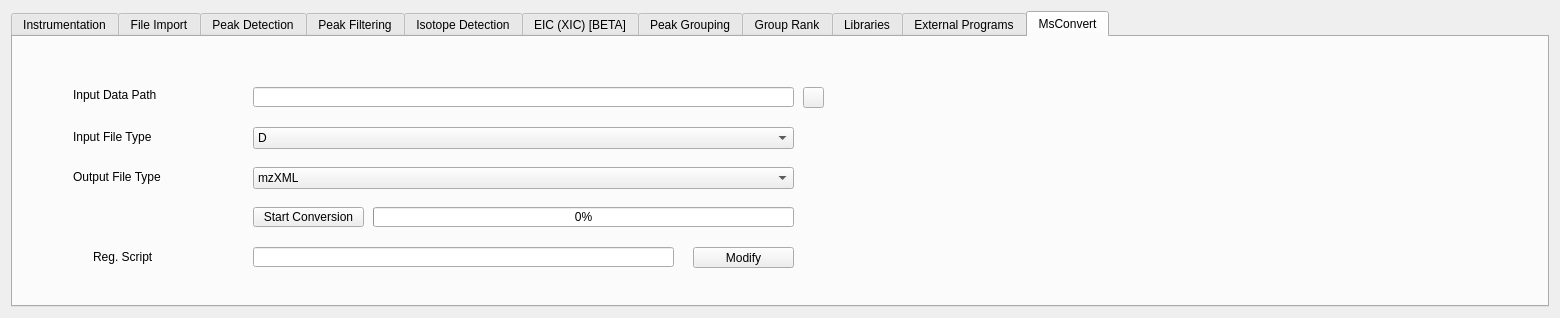
Old version of the form src/gui/mzroll/forms/settingsform.ui in the repository sonu-jun3/ElMaven.
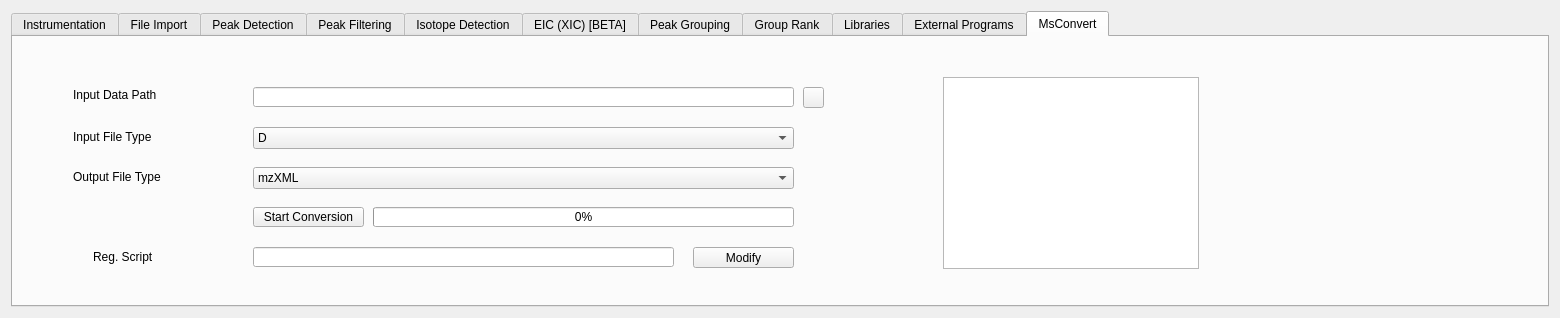
New version of the form. Icons and pictures are not drawn.

Commit message: show process output log to user

```diff
--- a/src/gui/mzroll/forms/settingsform.ui
+++ b/src/gui/mzroll/forms/settingsform.ui
@@ -1617,6 +1617,23 @@
         <string/>
        </property>
       </widget>
+      <widget class="QTextBrowser" name="msconvertOutputLogs">
+       <property name="geometry">
+        <rect>
+         <x>930</x>
+         <y>40</y>
+         <width>256</width>
+         <height>192</height>
+        </rect>
+       </property>
+       <property name="html">
+        <string>&lt;!DOCTYPE HTML PUBLIC &quot;-//W3C//DTD HTML 4.0//EN&quot; &quot;http://www.w3.org/TR/REC-html40/strict.dtd&quot;&gt;
+&lt;html&gt;&lt;head&gt;&lt;meta name=&quot;qrichtext&quot; content=&quot;1&quot; /&gt;&lt;style type=&quot;text/css&quot;&gt;
+p, li { white-space: pre-wrap; }
+&lt;/style&gt;&lt;/head&gt;&lt;body style=&quot; font-family:'Ubuntu'; font-size:11pt; font-weight:400; font-style:normal;&quot;&gt;
+&lt;p style=&quot;-qt-paragraph-type:empty; margin-top:0px; margin-bottom:0px; margin-left:0px; margin-right:0px; -qt-block-indent:0; text-indent:0px;&quot;&gt;&lt;br /&gt;&lt;/p&gt;&lt;/body&gt;&lt;/html&gt;</string>
+       </property>
+      </widget>
      </widget>
     </widget>
    </item>
```
The commit also changes 2 other files.
